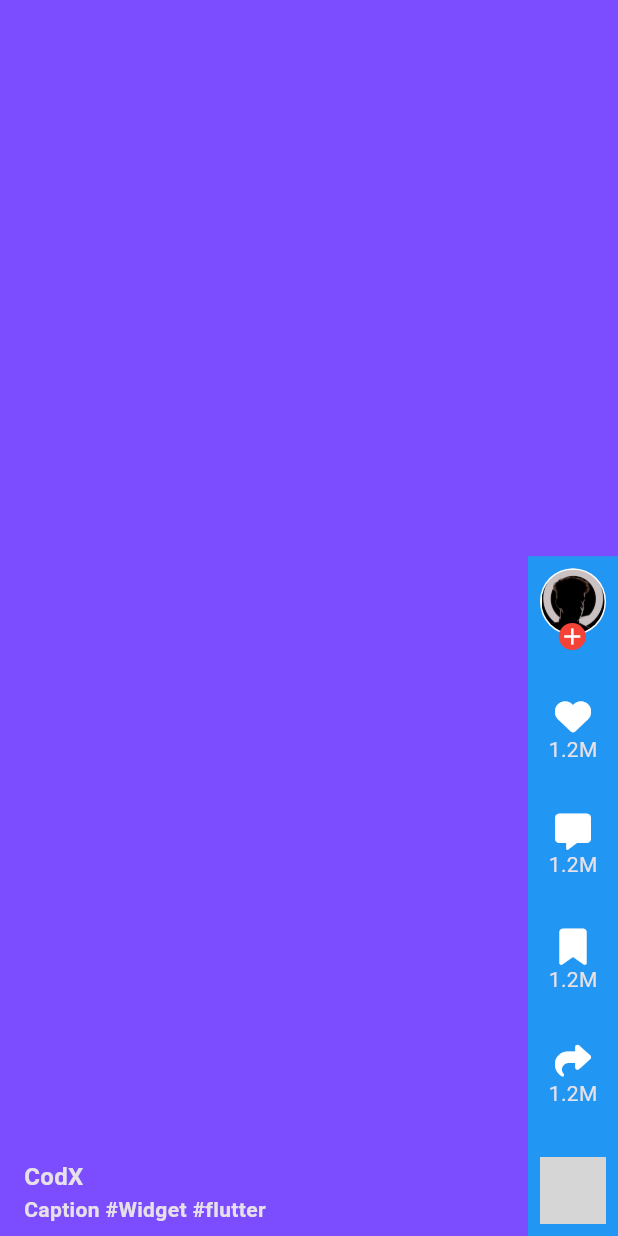
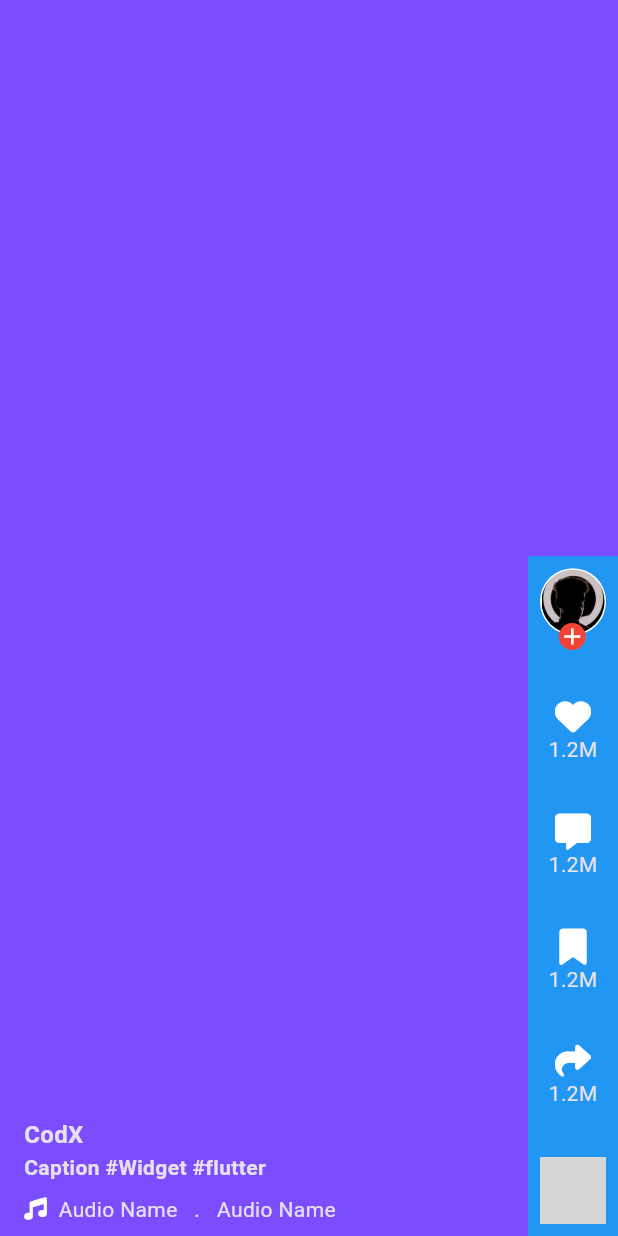
Before and after one commit to Waheed-Ashraf/TikTok-UI-Cloning, a Flutter app: the HomePosts widget shown alone on an empty page, opened directly, on a phone screen of 412 x 824 dp. Run offline on Flutter 3.47's test engine with Material 3 defaults, Android fonts, the phone set to English and light mode, and no system bars; drawn by our look-alikes of marquee; our stand-ins replace font_awesome_flutter; grey boxes are pictures that could not be loaded.

Commit message:
Audio Section done

```diff
--- a/lib/views/home_view/widgets/home_posts.dart
+++ b/lib/views/home_view/widgets/home_posts.dart
@@ -1,7 +1,8 @@
-import 'package:expandable_text/expandable_text.dart';
 import 'package:flutter/material.dart';
+import 'package:flutter/widgets.dart';
 import 'package:font_awesome_flutter/font_awesome_flutter.dart';
 import 'package:tik_tok_cloning_ui/views/home_view/widgets/post_button.dart';
+import 'package:marquee/marquee.dart';
 
 class HomePosts extends StatefulWidget {
   const HomePosts({super.key});
@@ -113,17 +114,17 @@ class _HomePostsState extends State<HomePosts> {
             color: Colors.transparent,
             height: MediaQuery.of(context).size.height * .3,
             width: MediaQuery.of(context).size.width * .6,
-            child: const Padding(
-              padding: EdgeInsets.only(left: 16, bottom: 8),
+            child: Padding(
+              padding: const EdgeInsets.only(left: 16, bottom: 8),
               child: Column(
                 crossAxisAlignment: CrossAxisAlignment.start,
                 mainAxisAlignment: MainAxisAlignment.end,
                 children: [
-                  Text(
+                  const Text(
                     "CodX",
                     style: TextStyle(fontWeight: FontWeight.bold, fontSize: 16),
                   ),
-                  Text.rich(
+                  const Text.rich(
                     TextSpan(children: <InlineSpan>[
                       TextSpan(
                         text: 'Caption',
@@ -140,6 +141,28 @@ class _HomePostsState extends State<HomePosts> {
                       ),
                     ]),
                   ),
+                  const SizedBox(
+                    height: 8,
+                  ),
+                  Row(
+                    children: [
+                      const Icon(
+                        FontAwesomeIcons.music,
+                        size: 15,
+                      ),
+                      const SizedBox(
+                        width: 8,
+                      ),
+                      SizedBox(
+                        width: MediaQuery.of(context).size.width * .45,
+                        height: 20,
+                        child: Marquee(
+                          text: 'Audio Name   .   ',
+                          velocity: 10,
+                        ),
+                      )
+                    ],
+                  )
                 ],
               ),
             ),
--- a/pubspec.yaml
+++ b/pubspec.yaml
@@ -29,10 +29,10 @@ environment:
 # versions available, run `flutter pub outdated`.
 dependencies:
   cupertino_icons: ^1.0.6
-  expandable_text: ^2.3.0
   flutter:
     sdk: flutter
   font_awesome_flutter: ^10.7.0
+  marquee: ^2.2.3
 
 dev_dependencies:
   flutter_lints: ^3.0.0
```
Also changed, not shown: pubspec.lock.
